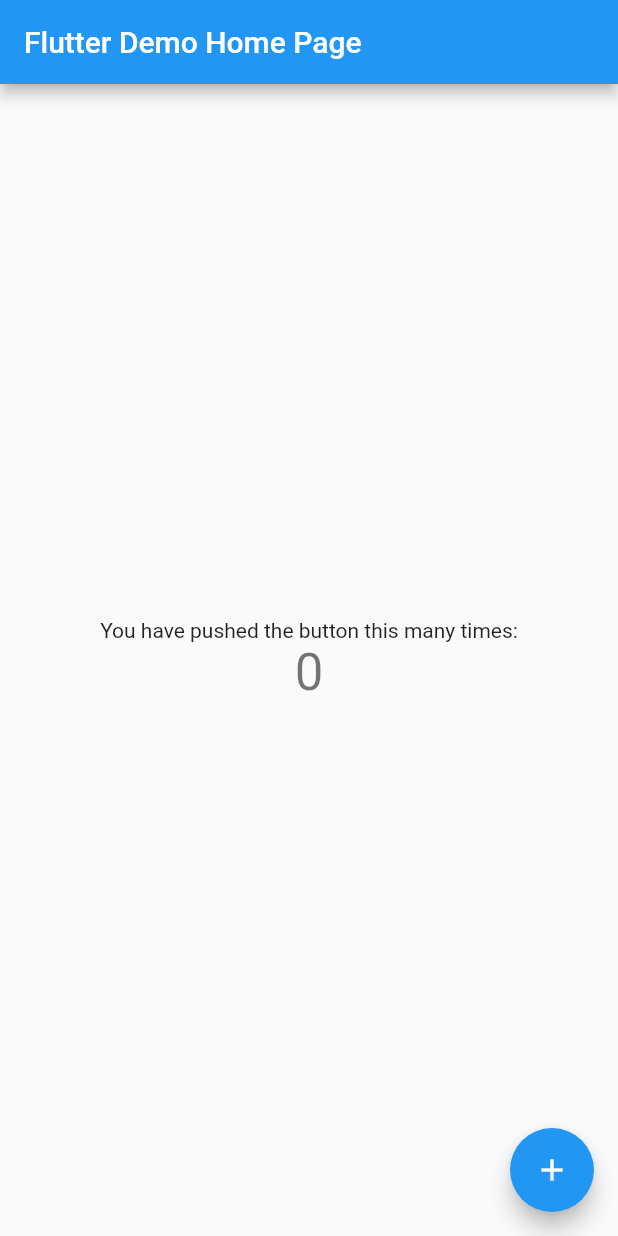
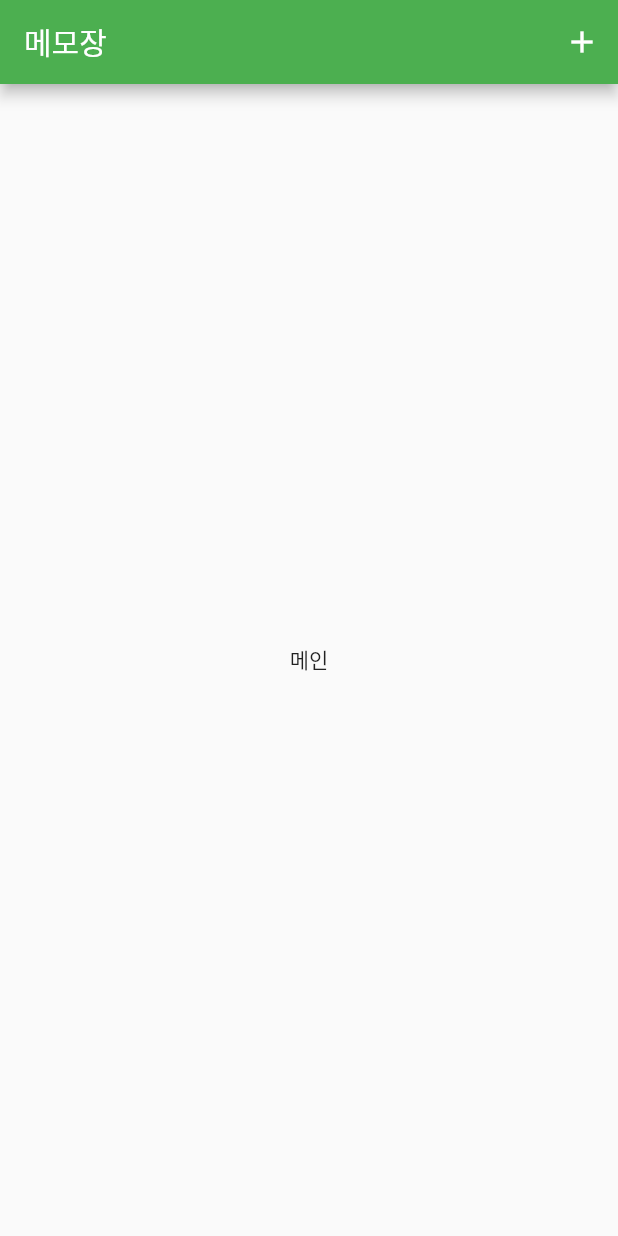
Before and after one commit to k906506/Flutter-Memo, a Flutter app: the screen it shows after launch, on a phone screen of 412 x 824 dp. Run offline on Flutter 3.47's test engine with Material 2 defaults, Android fonts, the phone set to English and light mode, and no system bars; Roboto replaces fonts that are missing (baemin).

Commit message:
메인 페이지

```diff
--- a/lib/main.dart
+++ b/lib/main.dart
@@ -1,113 +1,49 @@
+import 'package:flutter/cupertino.dart';
 import 'package:flutter/material.dart';
+import '/screens/add_memo_screen.dart';
 
 void main() {
-  runApp(MyApp());
+  runApp(
+    MyApp(),
+  );
 }
 
 class MyApp extends StatelessWidget {
-  // This widget is the root of your application.
   @override
   Widget build(BuildContext context) {
     return MaterialApp(
-      title: 'Flutter Demo',
+      title: "Memo App",
       theme: ThemeData(
-        // This is the theme of your application.
-        //
-        // Try running your application with "flutter run". You'll see the
-        // application has a blue toolbar. Then, without quitting the app, try
-        // changing the primarySwatch below to Colors.green and then invoke
-        // "hot reload" (press "r" in the console where you ran "flutter run",
-        // or simply save your changes to "hot reload" in a Flutter IDE).
-        // Notice that the counter didn't reset back to zero; the application
-        // is not restarted.
-        primarySwatch: Colors.blue,
+        primaryColor: Colors.green,
+        accentColor: Colors.greenAccent,
+        fontFamily: 'baemin',
       ),
-      home: MyHomePage(title: 'Flutter Demo Home Page'),
+      home: MyHomePage(),
+      routes: {
+        AddMemoScreen.routeName: (ctx) => AddMemoScreen(),
+      },
     );
   }
 }
 
-class MyHomePage extends StatefulWidget {
-  MyHomePage({Key? key, required this.title}) : super(key: key);
-
-  // This widget is the home page of your application. It is stateful, meaning
-  // that it has a State object (defined below) that contains fields that affect
-  // how it looks.
-
-  // This class is the configuration for the state. It holds the values (in this
-  // case the title) provided by the parent (in this case the App widget) and
-  // used by the build method of the State. Fields in a Widget subclass are
-  // always marked "final".
-
-  final String title;
-
-  @override
-  _MyHomePageState createState() => _MyHomePageState();
-}
-
-class _MyHomePageState extends State<MyHomePage> {
-  int _counter = 0;
-
-  void _incrementCounter() {
-    setState(() {
-      // This call to setState tells the Flutter framework that something has
-      // changed in this State, which causes it to rerun the build method below
-      // so that the display can reflect the updated values. If we changed
-      // _counter without calling setState(), then the build method would not be
-      // called again, and so nothing would appear to happen.
-      _counter++;
-    });
-  }
-
+class MyHomePage extends StatelessWidget {
   @override
   Widget build(BuildContext context) {
-    // This method is rerun every time setState is called, for instance as done
-    // by the _incrementCounter method above.
-    //
-    // The Flutter framework has been optimized to make rerunning build methods
-    // fast, so that you can just rebuild anything that needs updating rather
-    // than having to individually change instances of widgets.
     return Scaffold(
       appBar: AppBar(
-        // Here we take the value from the MyHomePage object that was created by
-        // the App.build method, and use it to set our appbar title.
-        title: Text(widget.title),
+        title: Text("메모장"),
+        actions: <Widget>[
+          IconButton(
+            onPressed: () {
+              Navigator.of(context).pushNamed(AddMemoScreen.routeName);
+            },
+            icon: Icon(Icons.add),
+          ),
+        ],
       ),
       body: Center(
-        // Center is a layout widget. It takes a single child and positions it
-        // in the middle of the parent.
-        child: Column(
-          // Column is also a layout widget. It takes a list of children and
-          // arranges them vertically. By default, it sizes itself to fit its
-          // children horizontally, and tries to be as tall as its parent.
-          //
-          // Invoke "debug painting" (press "p" in the console, choose the
-          // "Toggle Debug Paint" action from the Flutter Inspector in Android
-          // Studio, or the "Toggle Debug Paint" command in Visual Studio Code)
-          // to see the wireframe for each widget.
-          //
-          // Column has various properties to control how it sizes itself and
-          // how it positions its children. Here we use mainAxisAlignment to
-          // center the children vertically; the main axis here is the vertical
-          // axis because Columns are vertical (the cross axis would be
-          // horizontal).
-          mainAxisAlignment: MainAxisAlignment.center,
-          children: <Widget>[
-            Text(
-              'You have pushed the button this many times:',
-            ),
-            Text(
-              '$_counter',
-              style: Theme.of(context).textTheme.headline4,
-            ),
-          ],
-        ),
+        child: Text("메인"),
       ),
-      floatingActionButton: FloatingActionButton(
-        onPressed: _incrementCounter,
-        tooltip: 'Increment',
-        child: Icon(Icons.add),
-      ), // This trailing comma makes auto-formatting nicer for build methods.
     );
   }
 }
```
Also changed, not shown: pubspec.yaml (+4 -4 lines).
